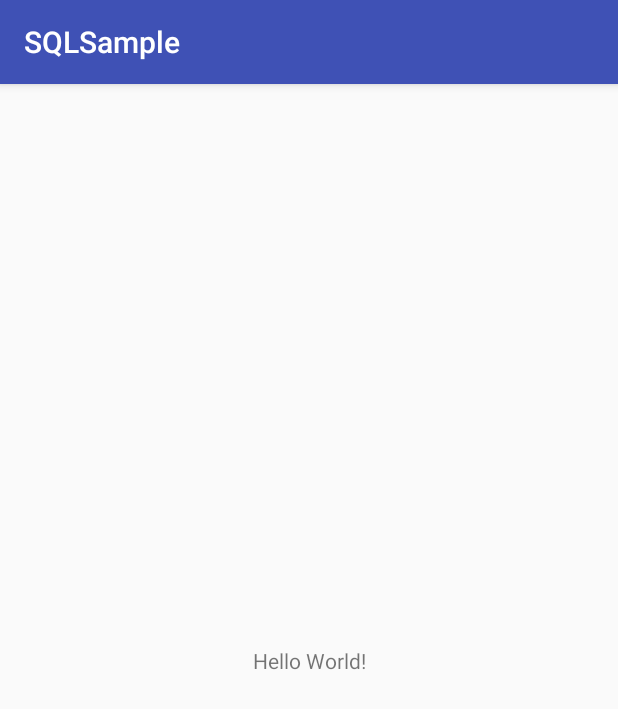
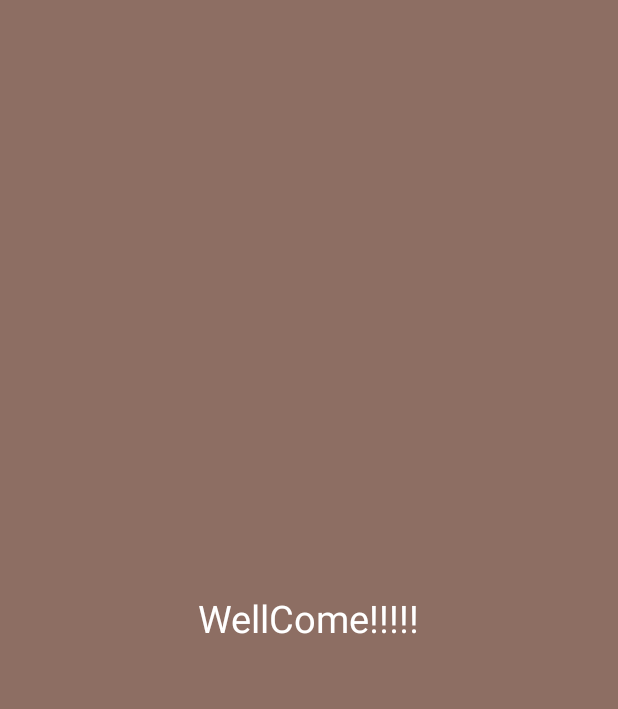
Before and after one commit to NehaSukhlecha/SQLSample, an Android app: the first screen one second after launch (SplashActivity), on a phone screen of 412 x 824 dp. Shown: the top 709 px of the screen. Run offline under Robolectric (Android 15) with nearby library versions, the phone set to English and light mode, and no system bars.

Commit message:
splash activity added

```diff
--- a/app/src/main/AndroidManifest.xml
+++ b/app/src/main/AndroidManifest.xml
@@ -8,7 +8,7 @@
         android:label="@string/app_name"
         android:roundIcon="@mipmap/ic_launcher_round"
         android:supportsRtl="true"
-        android:theme="@style/AppTheme">
+        android:theme="@style/AppTheme.NoActionBar">
         <activity android:name=".SplashActivity">
             <intent-filter>
                 <action android:name="android.intent.action.MAIN" />
@@ -16,6 +16,7 @@
                 <category android:name="android.intent.category.LAUNCHER" />
             </intent-filter>
         </activity>
+        <activity android:name=".LoginActivity"></activity>
     </application>
 
 </manifest>
--- a/app/src/main/java/org/sqlsample/SplashActivity.java
+++ b/app/src/main/java/org/sqlsample/SplashActivity.java
@@ -1,5 +1,7 @@
 package org.sqlsample;
 
+import android.content.Intent;
+import android.os.Handler;
 import android.support.v7.app.AppCompatActivity;
 import android.os.Bundle;
 
@@ -9,5 +11,14 @@ public class SplashActivity extends AppCompatActivity {
     protected void onCreate(Bundle savedInstanceState) {
         super.onCreate(savedInstanceState);
         setContentView(R.layout.activity_splash);
+
+        new Handler().postDelayed(new Runnable() {
+            @Override
+            public void run() {
+            Intent intent = new Intent(SplashActivity.this,LoginActivity.class);
+            startActivity(intent);
+            finish();
+            }
+        }, 3000);
     }
 }
--- a/app/src/main/res/layout/activity_splash.xml
+++ b/app/src/main/res/layout/activity_splash.xml
@@ -1,18 +1,17 @@
 <?xml version="1.0" encoding="utf-8"?>
-<android.support.constraint.ConstraintLayout xmlns:android="http://schemas.android.com/apk/res/android"
-    xmlns:app="http://schemas.android.com/apk/res-auto"
+<RelativeLayout xmlns:android="http://schemas.android.com/apk/res/android"
     xmlns:tools="http://schemas.android.com/tools"
     android:layout_width="match_parent"
     android:layout_height="match_parent"
+    android:background="@color/colorPrimary"
     tools:context="org.sqlsample.SplashActivity">
 
     <TextView
+        android:id="@+id/textView"
         android:layout_width="wrap_content"
         android:layout_height="wrap_content"
-        android:text="Hello World!"
-        app:layout_constraintBottom_toBottomOf="parent"
-        app:layout_constraintLeft_toLeftOf="parent"
-        app:layout_constraintRight_toRightOf="parent"
-        app:layout_constraintTop_toTopOf="parent" />
-
-</android.support.constraint.ConstraintLayout>
+        android:text="WellCome!!!!!"
+        android:textSize="25sp"
+        android:textColor="@color/colorWhite"
+        android:layout_centerInParent="true"/>
+</RelativeLayout>
--- a/app/src/main/res/values/colors.xml
+++ b/app/src/main/res/values/colors.xml
@@ -1,6 +1,7 @@
 <?xml version="1.0" encoding="utf-8"?>
 <resources>
-    <color name="colorPrimary">#3F51B5</color>
-    <color name="colorPrimaryDark">#303F9F</color>
-    <color name="colorAccent">#FF4081</color>
+    <color name="colorPrimary">#8D6E63</color>
+    <color name="colorPrimaryDark">#5D4037</color>
+    <color name="colorAccent">#e57373</color>
+    <color name="colorWhite">#ffffff</color>
 </resources>
--- a/app/src/main/res/values/styles.xml
+++ b/app/src/main/res/values/styles.xml
@@ -8,4 +8,14 @@
         <item name="colorAccent">@color/colorAccent</item>
     </style>
 
+
+    <style name="AppTheme.NoActionBar" parent="AppTheme">
+        <item name="colorPrimary">@color/colorPrimary</item>
+        <item name="colorPrimaryDark">@color/colorPrimaryDark</item>
+        <item name="colorAccent">@color/colorAccent</item>
+        <item name="android:windowBackground">@color/colorWhite</item>
+        <item name="windowActionBar">false</item>
+        <item name="windowNoTitle">true</item>
+    </style>
+
 </resources>
```
Also changed, not shown: app/src/main/java/org/sqlsample/LoginActivity.java (added, +13 -0 lines), app/src/main/res/layout/activity_login.xml (added, +9 -0 lines).
